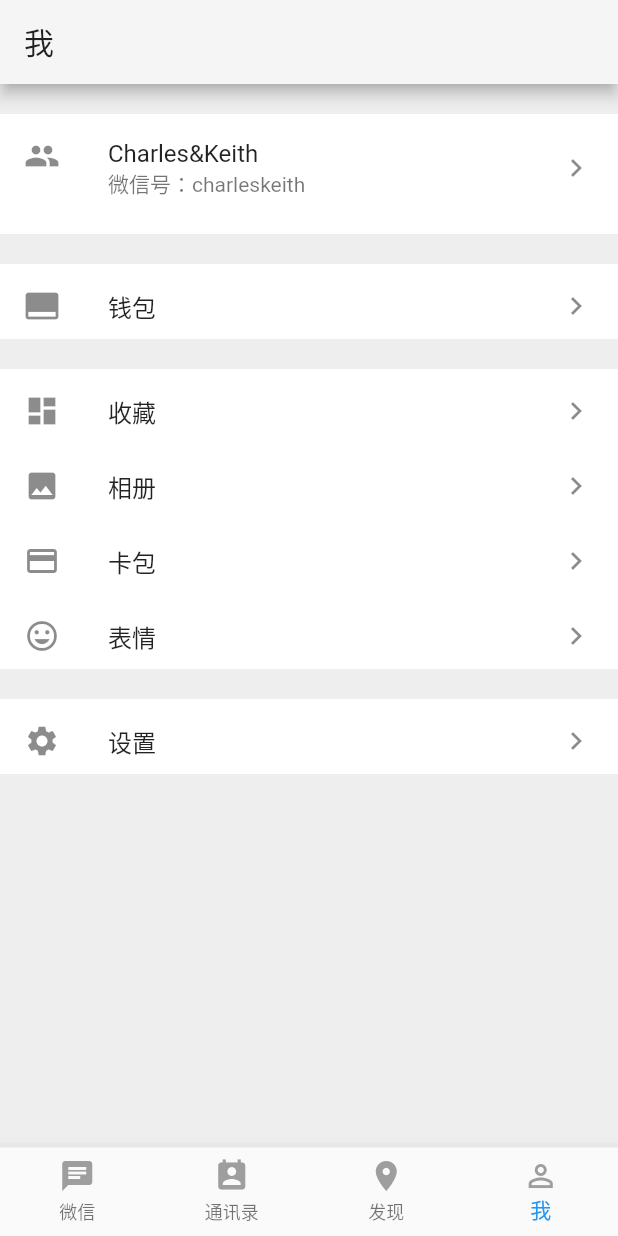
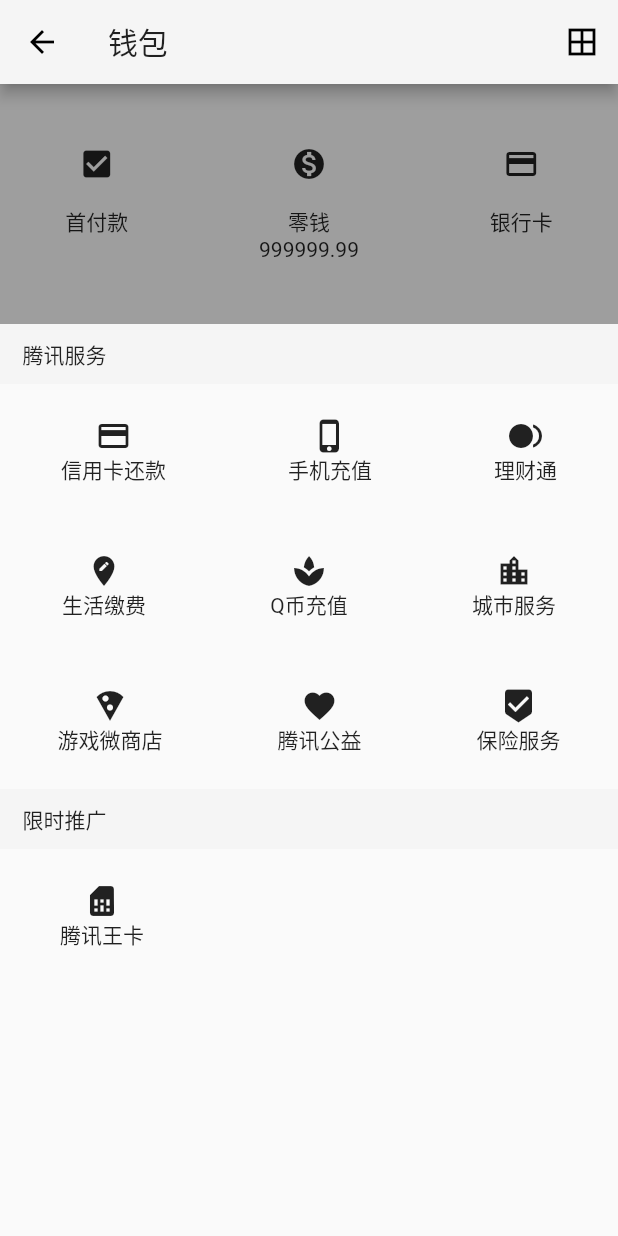
Before and after one commit to KeithLier/flutter_demo, a Flutter app: the screen it shows after launch, item 4 of the bottom bar chosen, after a tap on "钱包", on a phone screen of 412 x 824 dp. Run offline on Flutter 3.47's test engine with Material 2 defaults, Android fonts, the phone set to English and light mode, and no system bars.

Commit message:
add my wallet

```diff
--- a/lib/MyInfo.dart
+++ /dev/null
@@ -1,37 +0,0 @@
-import 'package:flutter/material.dart';
-import '';
-class MyInfo extends StatefulWidget {
-  @override
-  State<StatefulWidget> createState() {
-    return new MyInfoState();
-  }
-}
-
-
-class MyInfoState extends State<MyInfo> {
-  @override
-  Widget build(BuildContext context) {
-    return new Scaffold(
-      appBar: new AppBar(
-        title: new Text("我的信息"),
-        backgroundColor: Colors.grey[100],
-      ),
-      body: new ListView(
-        children: <Widget>[
-          new Container(
-            padding: const EdgeInsets.only(top: 20.0),
-            color: Colors.grey[200],
-            child: new Container(
-              color: Colors.white,
-              height: 80.0,
-              child: new ListTile(
-                title: new Text("头像"),
-                trailing: new Image.asset("images/wechat.png",width: 50.0,height: 50.0,),
-              ),
-            ),
-          )
-        ],
-      ),
-    );
-  }
-}
--- a/lib/contact.dart
+++ b/lib/contact.dart
@@ -134,6 +134,12 @@ class AppContactState extends State<AppContact> {
       home: new Scaffold(
         appBar: new AppBar(
           title: new Text('通讯录'),
+          actions: <Widget>[
+            new IconButton(
+                icon: new Icon(Icons.group_add,color: Colors.black,),
+                onPressed: null
+            ),
+          ],
         ),
         body: new ListView(
 
--- a/lib/me.dart
+++ b/lib/me.dart
@@ -1,5 +1,6 @@
 import 'package:flutter/material.dart';
-import 'package:flutter_app/MyInfo.dart';
+import 'package:flutter_app/myInfo.dart';
+import 'package:flutter_app/myWallet.dart';
 
 class AppMe extends StatefulWidget {
   AppMe({Key key, this.title}) : super(key: key);
@@ -58,13 +59,13 @@ class AppMeState extends State<AppMe> {
                   title: new Text('钱包'),
                   trailing: new Icon(Icons.keyboard_arrow_right),
                   onTap: (){
-//                    Navigator.of(context).push(
-//                        new MaterialPageRoute(
-//                            builder: (context){
-//                              return new MWalletVC();
-//                            }
-//                        )
-//                    );
+                    Navigator.of(context).push(
+                        new MaterialPageRoute(
+                            builder: (context){
+                              return new MyWallet();
+                            }
+                        )
+                    );
                   },
                 ),
                 color: Colors.white,
--- /dev/null
+++ b/lib/myInfo.dart
@@ -0,0 +1,81 @@
+import 'package:flutter/material.dart';
+
+class MyInfo extends StatefulWidget {
+  @override
+  State<StatefulWidget> createState() {
+    return new MyInfoState();
+  }
+}
+
+
+class MyInfoState extends State<MyInfo> {
+  @override
+  Widget build(BuildContext context) {
+    return new Scaffold(
+      appBar: new AppBar(
+        title: new Text("我的信息"),
+        backgroundColor: Colors.grey[100],
+      ),
+      body: new ListView(
+        children: <Widget>[
+          new Container(
+            padding: const EdgeInsets.only(top: 20.0),
+            color: Colors.grey[200],
+            child: new Container(
+              color: Colors.white,
+              height: 80.0,
+              child: new ListTile(
+                title: new Text("头像"),
+                trailing: new Image.asset("images/wechat.png",width: 50.0,height: 50.0,),
+              ),
+            ),
+          ),
+          new Container(
+            padding:const EdgeInsets.only(top: 20.0),
+            color: Colors.grey[200],
+            child: new Container(
+              color: Colors.white,
+              height: 45.0,
+              child: new ListTile(
+                title: new Text("名字"),
+                trailing: new Text("Tony"),
+              ),
+            ),
+          ),
+          new Container(
+            color: Colors.white,
+            height: 45.0,
+            child: new ListTile(
+              title: new Text("微信号"),
+              trailing: new Text("tony001"),
+            ),
+          ),
+          new Container(
+            color: Colors.white,
+            height: 45.0,
+            child: new ListTile(
+              title: new Text("我的二维码"),
+              trailing: new Icon(Icons.fullscreen),
+            ),
+          ),
+          new Container(
+            color: Colors.white,
+            height: 45.0,
+            child: new ListTile(
+              title: new Text("更多"),
+              trailing: new Icon(Icons.arrow_forward_ios,size: 17.0,),
+            ),
+          ),
+          new Container(
+            color: Colors.white,
+            height: 45.0,
+            child: new ListTile(
+              title: new Text("我的地址"),
+              trailing: new Icon(Icons.arrow_forward_ios,size: 17.0,),
+            ),
+          ),
+        ],
+      ),
+    );
+  }
+}
--- /dev/null
+++ b/lib/myWallet.dart
@@ -0,0 +1,187 @@
+import 'package:flutter/material.dart';
+
+class MyWallet extends StatefulWidget{
+  @override
+  State<StatefulWidget> createState() {
+    return new MyInfoState();
+  }
+}
+class MyInfoState extends State<MyWallet>{
+  @override
+  Widget build(BuildContext context) {
+    return new Scaffold(
+      appBar: new AppBar(
+        title: new Text("钱包"),
+        backgroundColor: Colors.grey[100],
+        actions: <Widget>[
+          new IconButton(
+              icon: new Icon(Icons.border_all,color: Colors.black,),
+              onPressed: null
+          ),
+        ],
+
+      ),
+      body: new ListView(
+        children: <Widget>[
+          new Container(
+            height: 160.0,
+            color: Colors.grey[500],
+            child: new Row(
+              mainAxisAlignment: MainAxisAlignment.spaceAround,
+              children: <Widget>[
+                new Column(
+                  //首付款
+                  children: <Widget>[
+                    new Icon(Icons.check_box),
+                    new Text(" "),
+                    new Text("首付款"),
+                    new Text(" "),
+                  ],
+                  mainAxisAlignment: MainAxisAlignment.center,
+                ),
+                new Column(
+                  //零钱
+                  children: <Widget>[
+                    new Icon(Icons.monetization_on),
+                    new Text(" "),
+                    new Text("零钱"),
+                    new Text("999999.99"),
+                  ],
+                  mainAxisAlignment: MainAxisAlignment.center,
+                ),
+                new Column(
+                  //银行卡
+                  children: <Widget>[
+                    new Icon(Icons.credit_card),
+                    new Text(" "),
+                    new Text("银行卡"),
+                    new Text(" "),
+                  ],
+                  mainAxisAlignment: MainAxisAlignment.center,
+                ),
+              ],
+            ),
+          ),
+          new Container(
+            height: 40.0,
+            color: Colors.grey[100],
+            padding: const EdgeInsets.only(left: 15.0,top: 10.0),
+            child: new Text("腾讯服务"),
+          ),
+          new Container(
+            height: 90.0,
+            child: new Row(
+              //信用卡还款,手机充值，理财通
+              mainAxisAlignment: MainAxisAlignment.spaceAround,
+              children: <Widget>[
+                new Column(
+                  mainAxisAlignment: MainAxisAlignment.center,
+                  children: <Widget>[
+                    new Icon(Icons.credit_card),
+                    new Text("信用卡还款"),
+                  ],
+                ),
+                new Column(
+                  mainAxisAlignment: MainAxisAlignment.center,
+                  children: <Widget>[
+                    new Icon(Icons.phone_iphone),
+                    new Text("手机充值"),
+                  ],
+                ),
+                new Column(
+                  mainAxisAlignment: MainAxisAlignment.center,
+                  children: <Widget>[
+                    new Icon(Icons.fiber_smart_record),
+                    new Text("理财通"),
+                  ],
+                )
+              ],
+            ),
+          ),
+          new Container(
+            height: 90.0,
+            child: new Row(
+              //生活缴费，Q币，城市服务
+              mainAxisAlignment: MainAxisAlignment.spaceAround,
+              children: <Widget>[
+                new Column(
+                  mainAxisAlignment: MainAxisAlignment.center,
+                  children: <Widget>[
+                    new Icon(Icons.edit_location),
+                    new Text("生活缴费",textAlign: TextAlign.center,),
+                  ],
+                ),
+                new Column(
+                  mainAxisAlignment: MainAxisAlignment.center,
+                  children: <Widget>[
+                    new Icon(Icons.spa),
+                    new Text("Q币充值",textAlign: TextAlign.center,),
+                  ],
+                ),
+                new Column(
+                  mainAxisAlignment: MainAxisAlignment.center,
+                  children: <Widget>[
+                    new Icon(Icons.location_city),
+                    new Text("城市服务"),
+                  ],
+                )
+              ],
+            ),
+          ),
+          new Container(
+            height: 90.0,
+            child: new Row(
+              //游戏微商店，腾讯公益，保险服务
+              mainAxisAlignment: MainAxisAlignment.spaceAround,
+              children: <Widget>[
+                new Column(
+                  mainAxisAlignment: MainAxisAlignment.center,
+                  children: <Widget>[
+                    new Icon(Icons.local_pizza),
+                    new Text("游戏微商店"),
+                  ],
+                ),
+                new Column(
+                  mainAxisAlignment: MainAxisAlignment.center,
+                  children: <Widget>[
+                    new Icon(Icons.favorite),
+                    new Text("腾讯公益"),
+                  ],
+                ),
+                new Column(
+                  mainAxisAlignment: MainAxisAlignment.center,
+                  children: <Widget>[
+                    new Icon(Icons.beenhere),
+                    new Text("保险服务"),
+                  ],
+                )
+              ],
+            ),
+          ),
+          new Container(
+            height: 40.0,
+            color: Colors.grey[100],
+            padding: const EdgeInsets.only(left: 15.0,top: 10.0),
+            child: new Text("限时推广"),
+          ),
+          new Container(
+            height: 90.0,
+            padding: const EdgeInsets.only(left: 40.0),
+            child: new Row(
+              mainAxisAlignment: MainAxisAlignment.start,
+              children: <Widget>[
+                new Column(
+                  mainAxisAlignment: MainAxisAlignment.center,
+                  children: <Widget>[
+                    new Icon(Icons.sim_card),
+                    new Text("腾讯王卡"),
+                  ],
+                ),
+              ],
+            ),
+          ),
+        ],
+      ),
+    );
+  }
+}
```
Also changed, not shown: 1 other file.
